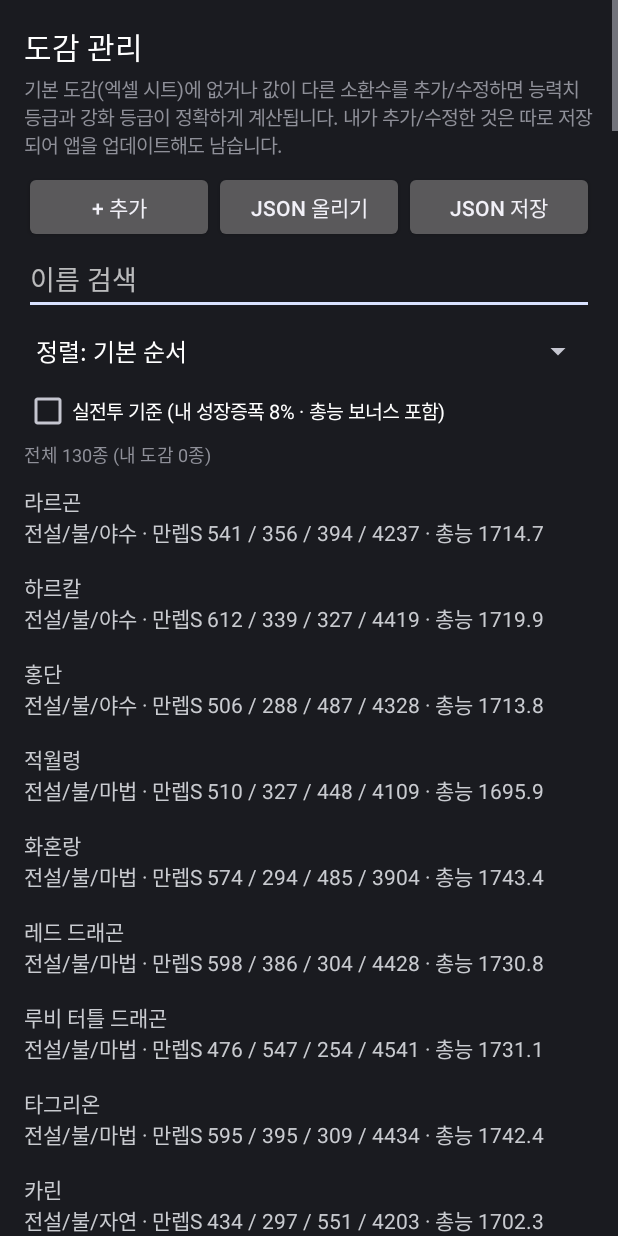
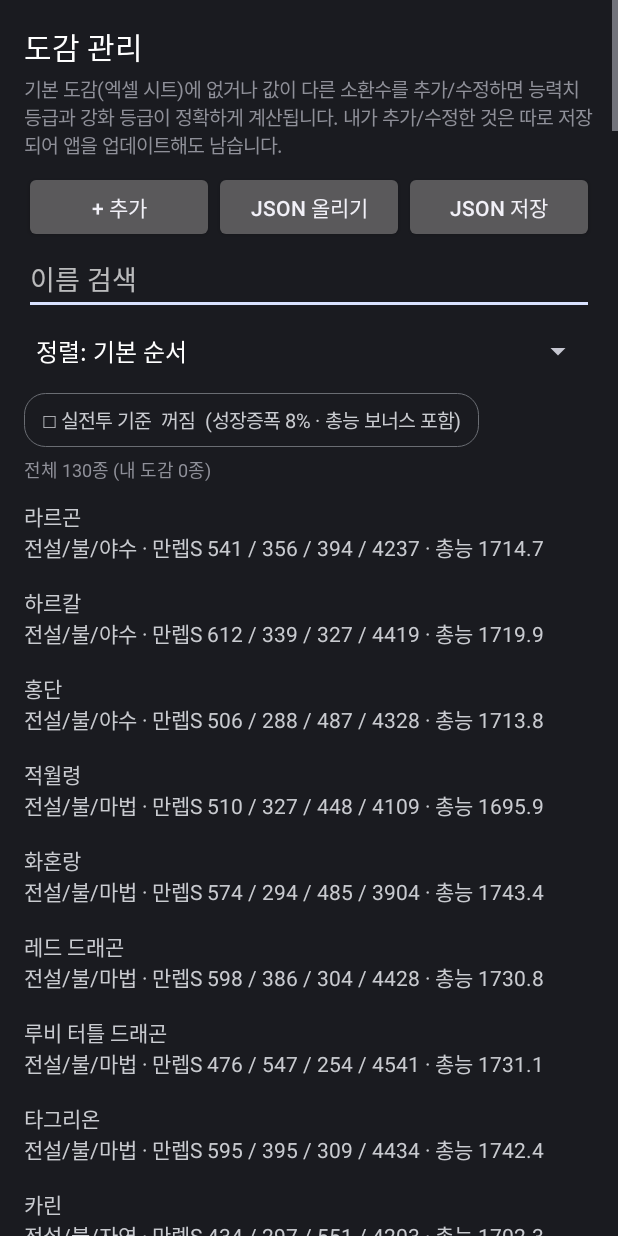
Before and after one commit to gyeongho-you/TM-calc, an Android app: the PetEditorActivity screen opened directly, with no data from a screen before it, on a phone screen of 412 x 824 dp. Run offline under Robolectric (Android 15) with nearby library versions, the phone set to English and light mode, and no system bars; pictures from the network do not load.

Commit message:
도감 관리 '실전투 기준'을 잘 보이는 켜짐/꺼짐 버튼으로, 기본 도감과 값이 같아진 내 수정본은 자동으로 정리([수정함] 표시 사라짐), 폰/PC 1.5.4
Co-Authored-By: Claude Opus 5.5 <noreply@anthropic.com>

```diff
--- a/app/build.gradle.kts
+++ b/app/build.gradle.kts
@@ -19,8 +19,8 @@ android {
         applicationId = "net.g1project.tmcalc"
         minSdk = 30
         targetSdk = 35
-        versionCode = 19
-        versionName = "1.5.3"
+        versionCode = 20
+        versionName = "1.5.4"
     }
 
     signingConfigs {
--- a/app/src/main/java/net/g1project/tmcalc/PetEditorActivity.kt
+++ b/app/src/main/java/net/g1project/tmcalc/PetEditorActivity.kt
@@ -77,11 +77,23 @@ class PetEditorActivity : Activity() {
                 override fun onNothingSelected(p: android.widget.AdapterView<*>?) {}
             }
         })
-        root.addView(android.widget.CheckBox(this).apply {
-            text = "실전투 기준 (내 성장증폭 ${AppPrefs.pctText(AppPrefs.growthAmp(this@PetEditorActivity))}% · 총능 보너스 포함)"
+        // 실전투 기준: 잘 보이게 켜짐/꺼짐 글자 + 파란 테두리 (강화표의 '최저치로 보기'와 같은 모양)
+        root.addView(TextView(this).apply {
+            val blue = Color.parseColor("#4FC3F7")
+            fun paint() {
+                text = (if (realSort) "■ " else "□ ") + "실전투 기준  " + (if (realSort) "켜짐" else "꺼짐") +
+                    "  (성장증폭 ${AppPrefs.pctText(AppPrefs.growthAmp(this@PetEditorActivity))}% · 총능 보너스 포함)"
+                setTextColor(if (realSort) blue else Color.parseColor("#C9CBD0"))
+                background = android.graphics.drawable.GradientDrawable().apply {
+                    cornerRadius = px(14).toFloat()
+                    setStroke(px(1), if (realSort) blue else Color.parseColor("#6A6D73"))
+                }
+            }
             textSize = 13f
-            setOnCheckedChangeListener { _, on -> realSort = on; refresh() }
-        })
+            setPadding(px(12), px(8), px(12), px(8))
+            paint()
+            setOnClickListener { realSort = !realSort; paint(); refresh() }
+        }, LinearLayout.LayoutParams(-2, -2).apply { topMargin = px(4); bottomMargin = px(2) })
         countView = TextView(this).apply { textSize = 12f; setPadding(0, px(4), 0, px(4)) }
         root.addView(countView)
         list = LinearLayout(this).apply { orientation = LinearLayout.VERTICAL }
--- a/app/src/main/java/net/g1project/tmcalc/PetStore.kt
+++ b/app/src/main/java/net/g1project/tmcalc/PetStore.kt
@@ -24,7 +24,11 @@ object PetStore {
     fun user(ctx: Context): List<Pet> {
         val f = File(ctx.filesDir, USER_FILE)
         if (!f.exists()) return emptyList()
-        return runCatching { PetDb.parse(f.readText()).pets }.getOrDefault(emptyList())
+        val list = runCatching { PetDb.parse(f.readText()).pets }.getOrDefault(emptyList())
+        // 기본 도감이 업데이트돼서 내가 고친 값과 똑같아진 소환수는 내 도감에서 뺀다 ([수정함] 표시도 사라짐)
+        val kept = PetDb.pruneSameAsBase(list, builtIn(ctx))
+        if (kept.size != list.size) f.writeText(exportJson(kept))
+        return kept
     }
 
     /** 기본 도감에 내 도감을 덮어쓴 결과 */
--- a/desktop/build.gradle.kts
+++ b/desktop/build.gradle.kts
@@ -27,7 +27,7 @@ val copyPets by tasks.registering(Copy::class) {
     into(layout.buildDirectory.dir("shared-res"))
 }
 // 설치 파일 버전 (MSI 라 올리기만 해야 한다). 창 오른쪽 아래에 보이도록 리소스로도 넣는다
-val appVersion = "1.5.3"
+val appVersion = "1.5.4"
 val versionRes = layout.buildDirectory.dir("version-res")
 val writeVersion by tasks.registering {
     inputs.property("v", appVersion)
```
Also changed, not shown: app/src/main/java/net/g1project/tmcalc/PetDb.kt (+15 -0 lines), desktop/src/main/kotlin/net/g1project/tmcalc/desktop/DesktopPets.kt (+7 -0 lines), desktop/src/main/kotlin/net/g1project/tmcalc/desktop/PetEditorDialog.kt (+14 -3 lines), 2 other files.
